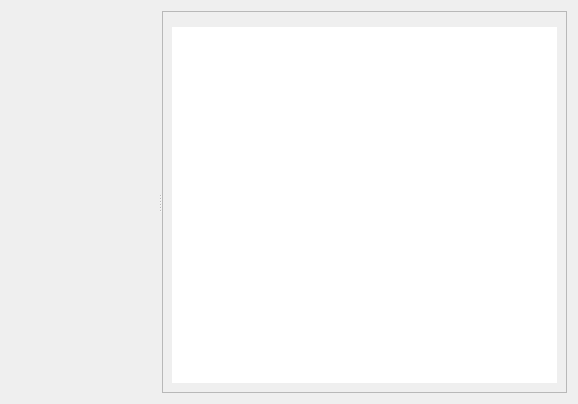
Old version of the form profit/workbench/widgets/ui_tickerdisplay.ui in the repository hpsilva/profitpy.
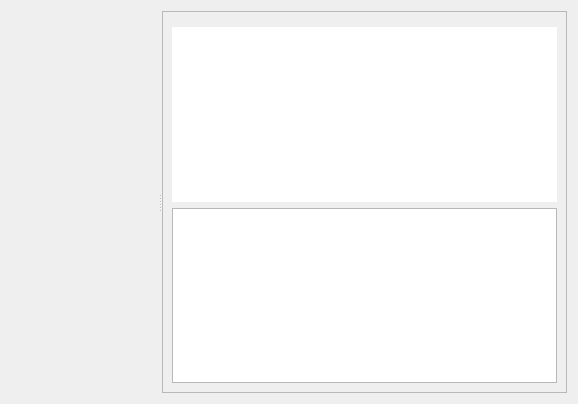
New version of the form. Icons and pictures are not drawn. Custom widgets are drawn as their Qt base class.

Diff of the .ui file:
```diff
--- a/profit/workbench/widgets/ui_tickerdisplay.ui
+++ b/profit/workbench/widgets/ui_tickerdisplay.ui
@@ -55,6 +55,9 @@
          </property>
         </widget>
        </item>
+       <item>
+        <widget class="QTreeView" name="tickersView" />
+       </item>
       </layout>
      </widget>
     </widget>
```
